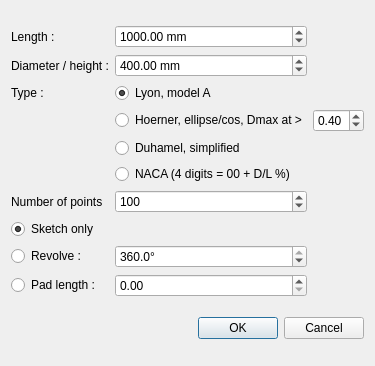
Above: resources/adrNacelle.ui from CLGH/Ader before the change. Below: the same form after it.
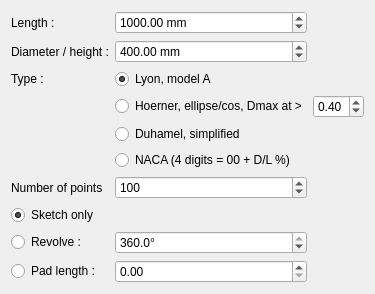
That is the form after the change.

```diff
--- a/resources/adrNacelle.ui
+++ b/resources/adrNacelle.ui
@@ -10,7 +10,7 @@
     <x>0</x>
     <y>0</y>
     <width>343</width>
-    <height>366</height>
+    <height>293</height>
    </rect>
   </property>
   <property name="windowTitle">
@@ -243,22 +243,6 @@
      </item>
     </layout>
    </item>
-   <item>
-    <widget class="QDialogButtonBox" name="bbButtons">
-     <property name="autoFillBackground">
-      <bool>false</bool>
-     </property>
-     <property name="locale">
-      <locale language="English" country="UnitedStates"/>
-     </property>
-     <property name="standardButtons">
-      <set>QDialogButtonBox::Cancel|QDialogButtonBox::Ok</set>
-     </property>
-     <property name="centerButtons">
-      <bool>false</bool>
-     </property>
-    </widget>
-   </item>
   </layout>
  </widget>
  <resources/>
```
Left out of the diff: 32 changed lines with no effect on the pictures.
